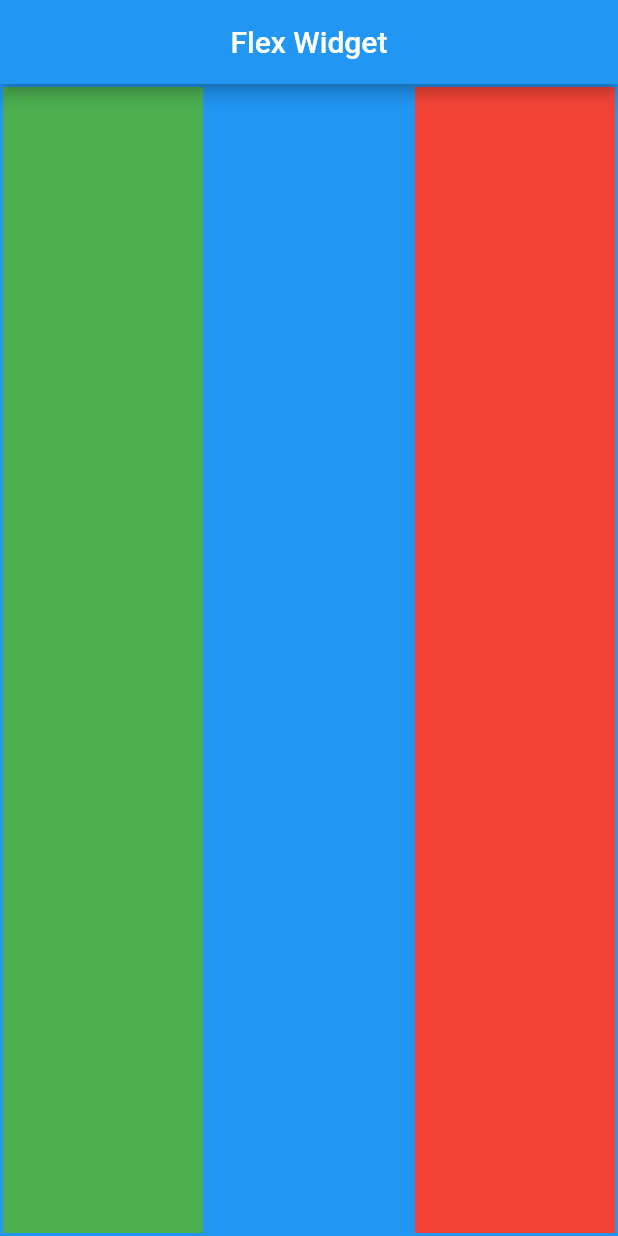
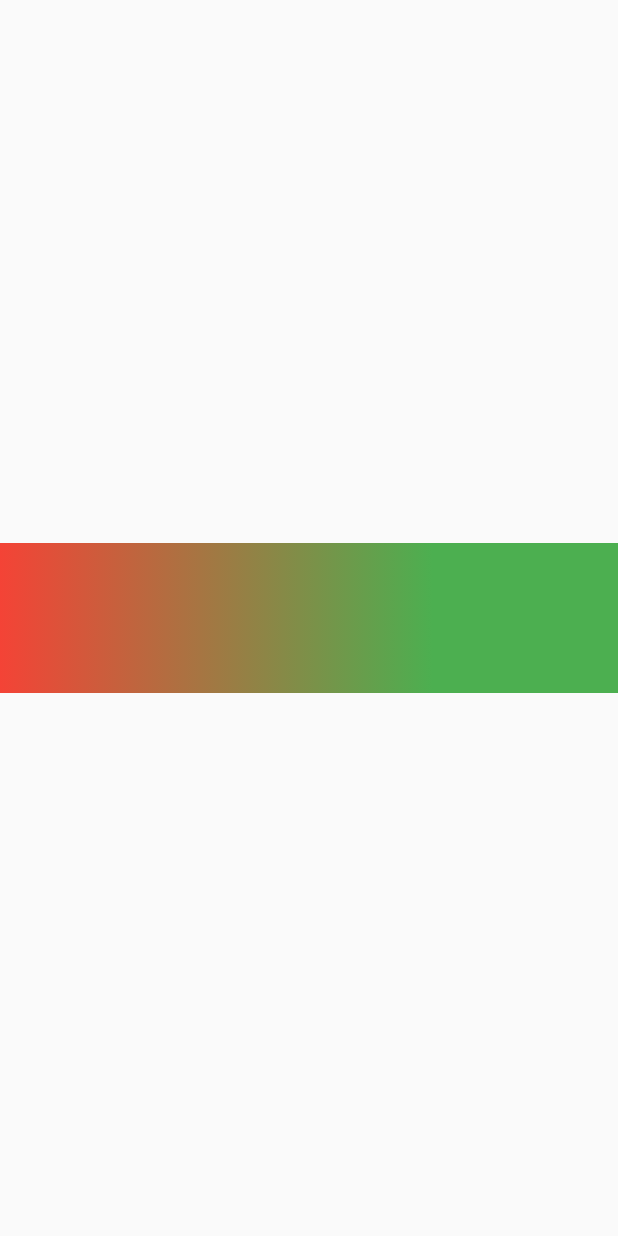
Before and after one commit to TunahanAydinoglu/FlutterWS, a Flutter app: the screen it shows after launch, on a phone screen of 412 x 824 dp. Run offline on Flutter 3.47's test engine with Material 2 defaults, Android fonts, the phone set to English and light mode, and no system bars.

```diff
--- a/twidgets/lib/main.dart
+++ b/twidgets/lib/main.dart
@@ -4,6 +4,7 @@ import 'package:twidgets/twidgets/tflexible.dart';
 // import 'package:twidgets/twidgets/tflexible.dart';
 import 'package:twidgets/twidgets/ttransform.dart';
 import 'package:twidgets/twidgets/tflex.dart';
+import 'package:twidgets/twidgets/usegradient.dart';
 
 void main() => runApp(MyApp());
 
@@ -17,7 +18,7 @@ class MyApp extends StatelessWidget {
         primarySwatch: Colors.blue,
         visualDensity: VisualDensity.adaptivePlatformDensity,
       ),
-      home: TFlex(),
+      home: UseGradient(),
     );
   }
 }
--- /dev/null
+++ b/twidgets/lib/twidgets/usegradient.dart
@@ -0,0 +1,20 @@
+import 'package:flutter/material.dart';
+
+class UseGradient extends StatelessWidget {
+  @override
+  Widget build(BuildContext context) {
+    return Scaffold(
+      body: Center(
+        child: Container(
+          height: 100,
+          decoration: BoxDecoration(
+            gradient: LinearGradient(
+              colors: [Colors.red, Colors.green],
+              stops: [0.0, 0.7],
+            ),
+          ),
+        ),
+      ),
+    );
+  }
+}
```
